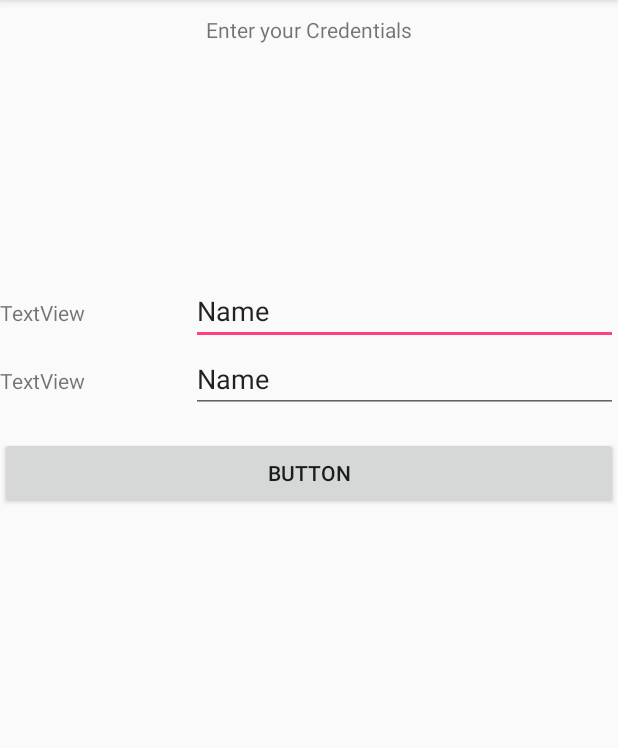
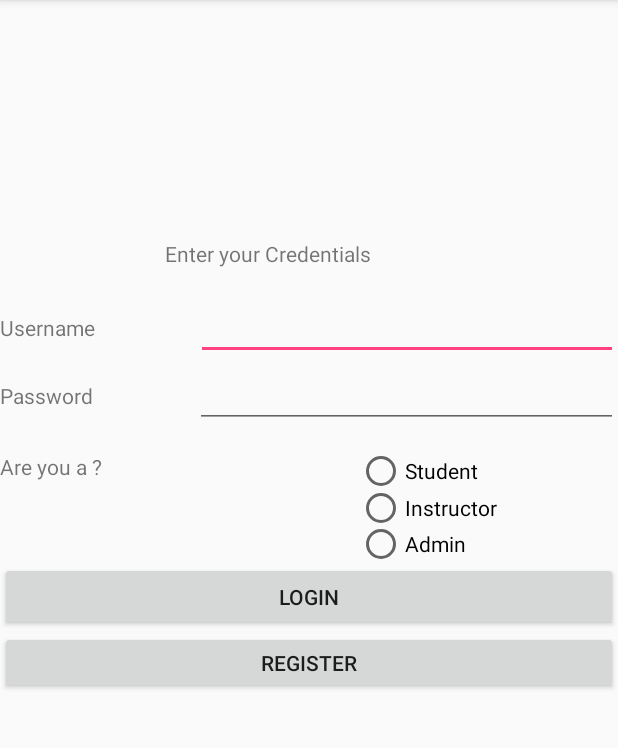
Before and after one commit to AnandPatelGit/COMP313_002_Team05_LIMS_Project, an Android app: the screen it shows after launch (LoginActivity), on a phone screen of 412 x 824 dp, the part 84-832 px from its top. Run offline under Robolectric (Android 15) with nearby library versions, the phone set to English and light mode, and no system bars.

```diff
--- a/app/src/main/AndroidManifest.xml
+++ b/app/src/main/AndroidManifest.xml
@@ -16,6 +16,7 @@
                 <category android:name="android.intent.category.LAUNCHER" />
             </intent-filter>
         </activity>
+        <activity android:name=".RegisterActivity"></activity>
     </application>
 
 </manifest>
--- /dev/null
+++ b/app/src/main/java/com/example/anandpatelak/lims_project/RegisterActivity.java
@@ -0,0 +1,13 @@
+package com.example.anandpatelak.lims_project;
+
+import android.support.v7.app.AppCompatActivity;
+import android.os.Bundle;
+
+public class RegisterActivity extends AppCompatActivity {
+
+    @Override
+    protected void onCreate(Bundle savedInstanceState) {
+        super.onCreate(savedInstanceState);
+        setContentView(R.layout.activity_register);
+    }
+}
--- a/app/src/main/res/layout/activity_login.xml
+++ b/app/src/main/res/layout/activity_login.xml
@@ -10,24 +10,25 @@
     <TextView
         android:layout_width="wrap_content"
         android:layout_height="wrap_content"
-        android:layout_alignParentTop="true"
-        android:layout_centerHorizontal="true"
-        android:layout_marginTop="10dp"
+        android:layout_marginTop="159dp"
         android:text="@string/header_login"
         app:layout_constraintBottom_toBottomOf="parent"
         app:layout_constraintLeft_toLeftOf="parent"
         app:layout_constraintRight_toRightOf="parent"
         app:layout_constraintTop_toTopOf="parent"
-        android:id="@+id/textView" />
+        android:id="@+id/textView"
+        android:layout_alignParentTop="true"
+        android:layout_alignParentStart="true"
+        android:layout_marginStart="110dp" />
 
     <LinearLayout
         android:layout_width="match_parent"
         android:layout_height="match_parent"
+        android:layout_marginTop="16dp"
+        android:orientation="vertical"
+        android:id="@+id/linearLayout"
         android:layout_below="@+id/textView"
-        android:layout_marginTop="155dp"
-        android:orientation="vertical"
-        android:layout_alignParentStart="true"
-        android:id="@+id/linearLayout">
+        android:layout_alignParentStart="true">
 
         <LinearLayout
             android:layout_width="match_parent"
@@ -39,16 +40,15 @@
                 android:layout_width="wrap_content"
                 android:layout_height="wrap_content"
                 android:layout_weight="1"
-                android:text="TextView" />
+                android:text="@string/label_username_login" />
 
             <EditText
-                android:id="@+id/editText"
+                android:id="@+id/editTextUsername"
                 android:layout_width="wrap_content"
                 android:layout_height="wrap_content"
                 android:layout_weight="1"
                 android:ems="10"
-                android:inputType="textPersonName"
-                android:text="Name" />
+                android:inputType="textPersonName" />
         </LinearLayout>
 
         <LinearLayout
@@ -61,16 +61,15 @@
                 android:layout_width="wrap_content"
                 android:layout_height="32dp"
                 android:layout_weight="0.03"
-                android:text="TextView" />
+                android:text="@string/label_password_login" />
 
             <EditText
-                android:id="@+id/editText3"
+                android:id="@+id/editTextPassword"
                 android:layout_width="wrap_content"
                 android:layout_height="wrap_content"
                 android:layout_weight="0.03"
                 android:ems="10"
-                android:inputType="textPersonName"
-                android:text="Name" />
+                android:inputType="textWebPassword" />
 
         </LinearLayout>
 
@@ -79,12 +78,65 @@
             android:layout_height="73dp"
             android:orientation="horizontal">
 
-            <Button
-                android:id="@+id/button"
+            <TextView
+                android:id="@+id/textView3"
                 android:layout_width="wrap_content"
                 android:layout_height="wrap_content"
                 android:layout_weight="1"
-                android:text="Button" />
+                android:text="@string/label_login" />
+
+            <RadioGroup
+                android:layout_width="174dp"
+                android:layout_height="match_parent">
+
+                <RadioButton
+                    android:id="@+id/radioButtonStudent"
+                    android:layout_width="wrap_content"
+                    android:layout_height="wrap_content"
+                    android:layout_weight="1"
+                    android:text="@string/label_login_radiobutton1" />
+
+                <RadioButton
+                    android:id="@+id/radioButtonInstructor"
+                    android:layout_width="wrap_content"
+                    android:layout_height="wrap_content"
+                    android:layout_weight="1"
+                    android:text="@string/label_login_radiobutton2" />
+
+                <RadioButton
+                    android:id="@+id/radioButtonAdmin"
+                    android:layout_width="wrap_content"
+                    android:layout_height="wrap_content"
+                    android:layout_weight="1"
+                    android:text="@string/label_login_radiobutton3" />
+
+            </RadioGroup>
+        </LinearLayout>
+
+        <LinearLayout
+            android:layout_width="match_parent"
+            android:layout_height="46dp"
+            android:orientation="horizontal">
+
+            <Button
+                android:id="@+id/buttonLogin"
+                android:layout_width="wrap_content"
+                android:layout_height="wrap_content"
+                android:layout_weight="1"
+                android:text="@string/label_login_button" />
+        </LinearLayout>
+
+        <LinearLayout
+            android:layout_width="match_parent"
+            android:layout_height="42dp"
+            android:orientation="horizontal">
+
+            <Button
+                android:id="@+id/buttonRegister"
+                android:layout_width="wrap_content"
+                android:layout_height="wrap_content"
+                android:layout_weight="1"
+                android:text="@string/label_login_register_button" />
         </LinearLayout>
     </LinearLayout>
 
--- /dev/null
+++ b/app/src/main/res/layout/activity_register.xml
@@ -0,0 +1,18 @@
+<?xml version="1.0" encoding="utf-8"?>
+<RelativeLayout
+    xmlns:android="http://schemas.android.com/apk/res/android"
+    xmlns:app="http://schemas.android.com/apk/res-auto"
+    xmlns:tools="http://schemas.android.com/tools"
+    android:layout_width="match_parent"
+    android:layout_height="match_parent"
+    tools:context="com.example.anandpatelak.lims_project.RegisterActivity">
+
+    <TextView
+        android:id="@+id/textView5"
+        android:layout_width="wrap_content"
+        android:layout_height="wrap_content"
+        android:layout_alignParentTop="true"
+        android:layout_centerHorizontal="true"
+        android:layout_marginTop="14dp"
+        android:text="TextView" />
+</RelativeLayout>
--- a/app/src/main/res/values/strings.xml
+++ b/app/src/main/res/values/strings.xml
@@ -1,5 +1,12 @@
 <resources>
     <string name="app_name">LIMS</string>
     <string name="header_login">Enter your Credentials</string>
-    <string name="label_username_login">Enter your Credentials</string>
+    <string name="label_username_login">Username</string>
+    <string name="label_password_login">Password</string>
+    <string name="label_login_radiobutton1">Student</string>
+    <string name="label_login_radiobutton2">Instructor</string>
+    <string name="label_login_radiobutton3">Admin</string>
+    <string name="label_login_button">Login</string>
+    <string name="label_login_register_button">Register</string>
+    <string name="label_login">Are you a ?</string>
 </resources>
```
